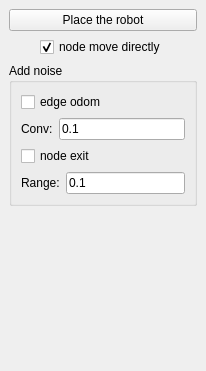
First picture: the form in include/topo/UI/docksimulation.ui, repository StumboEugen/topology_map, before the edit.
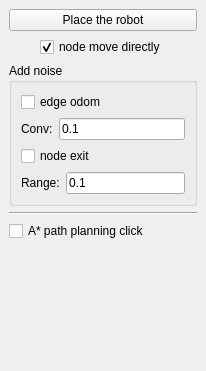
Second picture: the form after the edit.

Commit message: 增加在simulation模式下的寻路模拟

```diff
--- a/include/topo/UI/docksimulation.ui
+++ b/include/topo/UI/docksimulation.ui
@@ -97,6 +97,20 @@
       </layout>
      </widget>
     </item>
+    <item>
+     <widget class="Line" name="line">
+      <property name="orientation">
+       <enum>Qt::Horizontal</enum>
+      </property>
+     </widget>
+    </item>
+    <item>
+     <widget class="QCheckBox" name="cbPathPlanning">
+      <property name="text">
+       <string>A* path planning click</string>
+      </property>
+     </widget>
+    </item>
     <item>
      <spacer name="endSpacer">
       <property name="orientation">
```
The commit also changes 1 other file.
